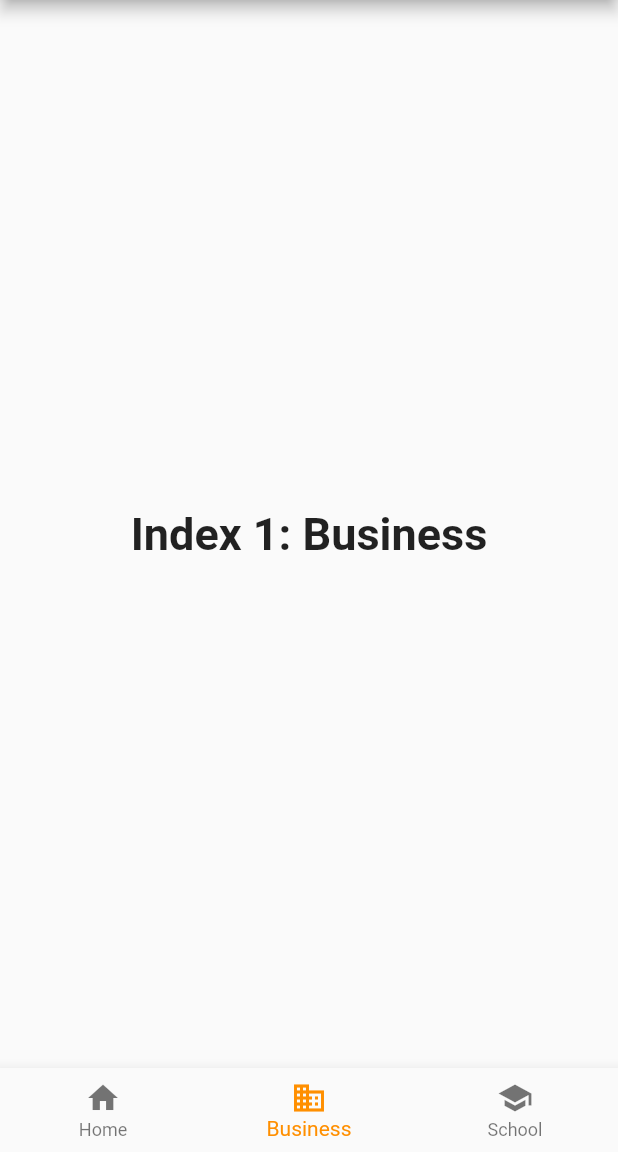
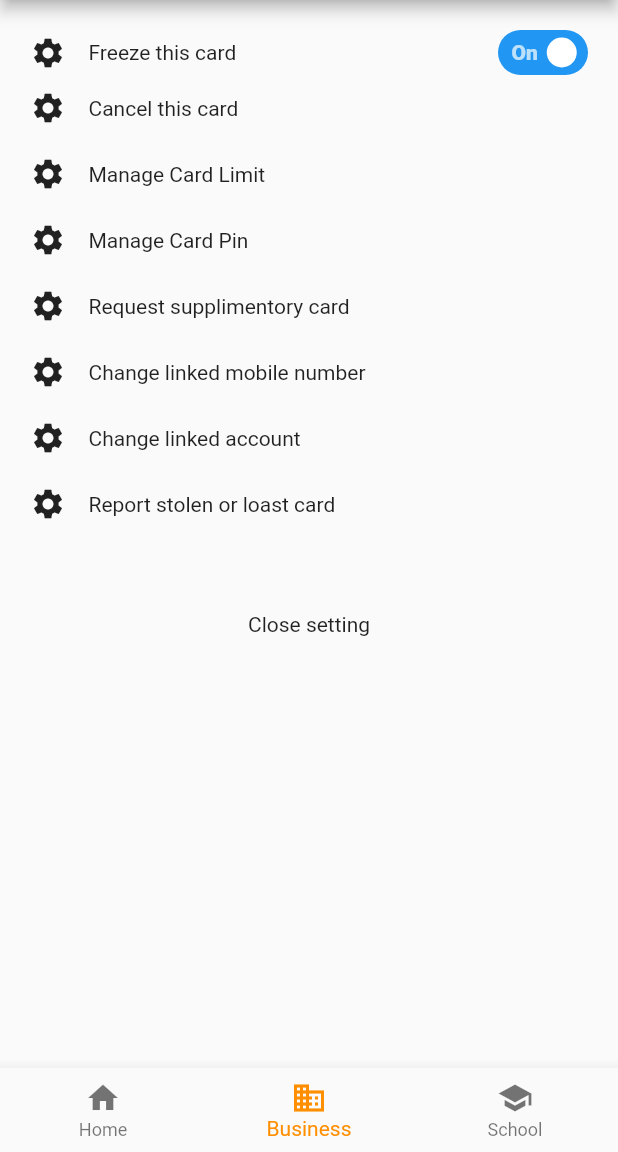
Before and after one commit to mbshuvo325/tushar_repo, a Flutter app: the screen it shows after launch, item 2 of the bottom bar chosen, on a phone screen of 412 x 824 dp, the part 84-1236 px from its top. Run offline on Flutter 3.47's test engine with Material 2 defaults, Android fonts, the phone set to English and light mode, and no system bars; drawn by our look-alikes of flutter_switch; missing offline and left inert: pageviewj.

Commit message:
update setting page

```diff
--- a/lib/dash_board.dart
+++ b/lib/dash_board.dart
@@ -68,7 +68,18 @@ class DashBoard extends StatelessWidget {
    List<Widget> item = [
     FirstSliderPage(),
      SecondSliderPage(),
-     Container(
+     ThirdSliderPage()
+   ];
+}
+
+class ThirdSliderPage extends StatelessWidget {
+  const ThirdSliderPage({
+    Key? key,
+  }) : super(key: key);
+
+  @override
+  Widget build(BuildContext context) {
+    return Container(
       width: 400,
       child: Padding(
         padding: const EdgeInsets.symmetric(horizontal: 20.0),
@@ -77,16 +88,18 @@ class DashBoard extends StatelessWidget {
           children: [
             Padding(
               padding: const EdgeInsets.only(top:15.0),
-               child: Text("My Debit Card"),
+              child: Row(
+                mainAxisAlignment: MainAxisAlignment.start,
+                children: [
+                  Text("My Debit Card"),
+                  Spacer(),
+                  Icon(Icons.wifi)
+                ],
+              ),
             ),
             Padding(
               padding: const EdgeInsets.only(top:25.0),
-               child: Row(
-                 children: [
-                   Text("DIGIBANC"),
-                   Icon(Icons.speaker)
-                 ],
-               ),
+              child: Text("DIGIBANC"),
             ),
             Padding(
               padding: const EdgeInsets.only(top:50.0),
@@ -143,8 +156,8 @@ class DashBoard extends StatelessWidget {
           ],
         ),
       ),
-     )
-   ];
+    );
+  }
 }
 
 class SecondSliderPage extends StatelessWidget {
--- a/lib/main.dart
+++ b/lib/main.dart
@@ -1,4 +1,5 @@
 import 'package:flutter/material.dart';
+import 'package:tushar/setting_screen.dart';
 
 import 'dash_board.dart';
 
@@ -31,10 +32,7 @@ class _MyStatefulWidgetState extends State<MyStatefulWidget> {
   TextStyle(fontSize: 30, fontWeight: FontWeight.bold);
   static List<Widget> _widgetOptions = <Widget>[
     DashBoard(),
-    Text(
-      'Index 1: Business',
-      style: optionStyle,
-    ),
+    SettingScreen(),
     Text(
       'Index 2: School',
       style: optionStyle,
--- /dev/null
+++ b/lib/setting_screen.dart
@@ -0,0 +1,125 @@
+
+import 'package:flutter/material.dart';
+import 'package:flutter_switch/flutter_switch.dart';
+
+class SettingScreen extends StatelessWidget {
+  const SettingScreen({Key? key}) : super(key: key);
+
+  @override
+  Widget build(BuildContext context) {
+    Size size = MediaQuery.of(context).size;
+    return Scaffold(
+      body: SafeArea(
+        child: Container(
+          height: size.height,
+          width: size.width,
+          child: Padding(
+            padding: const EdgeInsets.symmetric(horizontal: 20.0,vertical: 20),
+            child: Column(
+              children: [
+                Row(
+                  children: [
+                    Icon(Icons.settings),
+                    SizedBox(width: 15,),
+                    Text("Freeze this card"),
+                    Spacer(),
+                    FlutterSwitch(
+                      width: 60.0,
+                      height: 30.0,
+                      valueFontSize: 14.0,
+                      toggleSize: 25.0,
+                      value: true,
+                      borderRadius: 20.0,
+                      padding: 5.0,
+                      showOnOff: true,
+                      onToggle: (val) {
+
+                      },
+                    ),
+                  ],
+                ),
+                Padding(
+                  padding: const EdgeInsets.symmetric(vertical: 10.0),
+                  child: Row(
+                    children: [
+                      Icon(Icons.settings),
+                      SizedBox(width: 15,),
+                      Text("Cancel this card"),
+                    ],
+                  ),
+                ),
+                Padding(
+                  padding: const EdgeInsets.symmetric(vertical: 10.0),
+                  child: Row(
+                    children: [
+                      Icon(Icons.settings),
+                      SizedBox(width: 15,),
+                      Text("Manage Card Limit"),
+                    ],
+                  ),
+                ),
+                Padding(
+                  padding: const EdgeInsets.symmetric(vertical: 10.0),
+                  child: Row(
+                    children: [
+                      Icon(Icons.settings),
+                      SizedBox(width: 15,),
+                      Text("Manage Card Pin"),
+                    ],
+                  ),
+                ),
+                Padding(
+                  padding: const EdgeInsets.symmetric(vertical: 10.0),
+                  child: Row(
+                    children: [
+                      Icon(Icons.settings),
+                      SizedBox(width: 15,),
+                      Text("Request supplimentory card"),
+                    ],
+                  ),
+                ),
+                Padding(
+                  padding: const EdgeInsets.symmetric(vertical: 10.0),
+                  child: Row(
+                    children: [
+                      Icon(Icons.settings),
+                      SizedBox(width: 15,),
+                      Text("Change linked mobile number"),
+                    ],
+                  ),
+                ),
+                Padding(
+                  padding: const EdgeInsets.symmetric(vertical: 10.0),
+                  child: Row(
+                    children: [
+                      Icon(Icons.settings),
+                      SizedBox(width: 15,),
+                      Text("Change linked account"),
+                    ],
+                  ),
+                ),
+                Padding(
+                  padding: const EdgeInsets.symmetric(vertical: 10.0),
+                  child: Row(
+                    children: [
+                      Icon(Icons.settings),
+                      SizedBox(width: 15,),
+                      Text("Report stolen or loast card"),
+                    ],
+                  ),
+                ),
+                Align(
+                  alignment: Alignment.center,
+                  child: Padding(
+                    padding: const EdgeInsets.symmetric(vertical: 50.0),
+                    child: Text("Close setting"),
+                  ),
+                )
+              ],
+            ),
+          ),
+        ),
+      ),
+    );
+  }
+}
```
Lines whose indentation alone changed are shown as unchanged.
